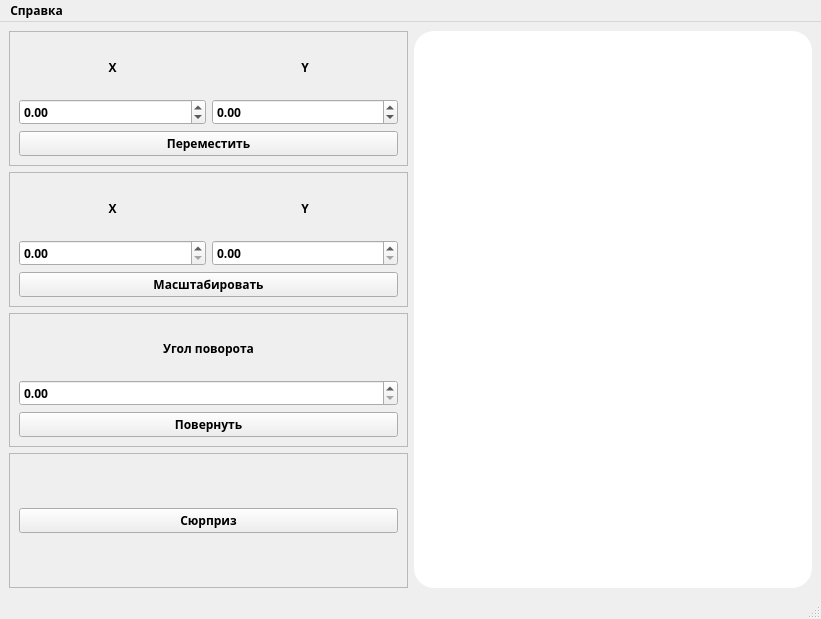
Before: the Qt Designer form lab_02/forms/mainwindow.ui in arist0crab/bmstu-iu7-4sem-cg, drawn with Qt 5.
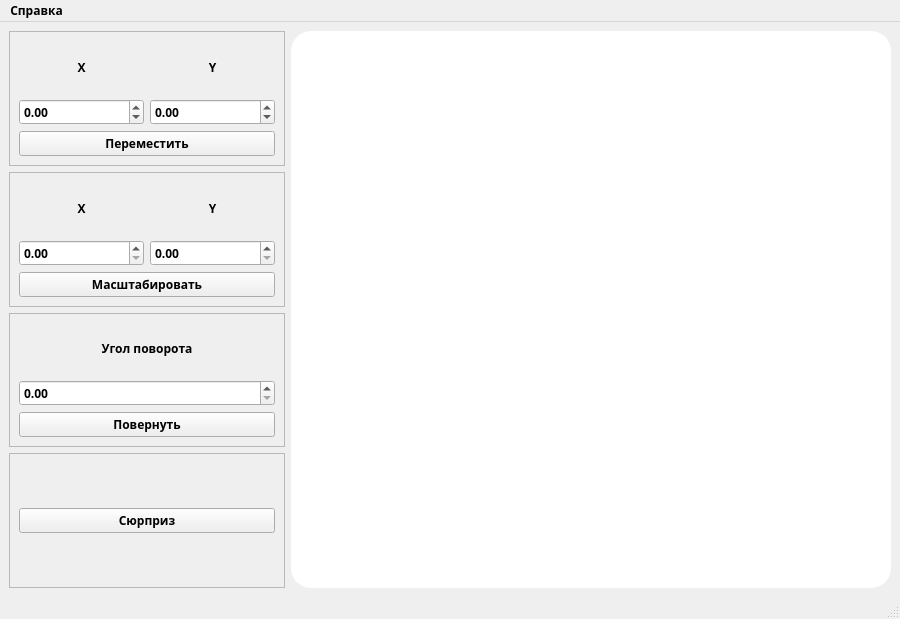
After: the same form once the commit is applied. Icons and pictures are not drawn. Custom widgets are drawn as their Qt base class.

What changed in the file:
```diff
--- a/lab_02/forms/mainwindow.ui
+++ b/lab_02/forms/mainwindow.ui
@@ -6,10 +6,16 @@
    <rect>
     <x>0</x>
     <y>0</y>
-    <width>821</width>
+    <width>900</width>
     <height>619</height>
    </rect>
   </property>
+  <property name="minimumSize">
+   <size>
+    <width>900</width>
+    <height>600</height>
+   </size>
+  </property>
   <property name="font">
    <font>
     <family>Comfortaa</family>
@@ -275,6 +281,12 @@
     </item>
     <item row="0" column="1" rowspan="4">
      <widget class="Canvas" name="canvas" native="true">
+      <property name="minimumSize">
+       <size>
+        <width>600</width>
+        <height>400</height>
+       </size>
+      </property>
       <property name="styleSheet">
        <string notr="true">background-color: rgb(255, 255, 255);
 border-radius: 20px;</string>
@@ -288,7 +300,7 @@
     <rect>
      <x>0</x>
      <y>0</y>
-     <width>821</width>
+     <width>900</width>
      <height>24</height>
     </rect>
    </property>
```
